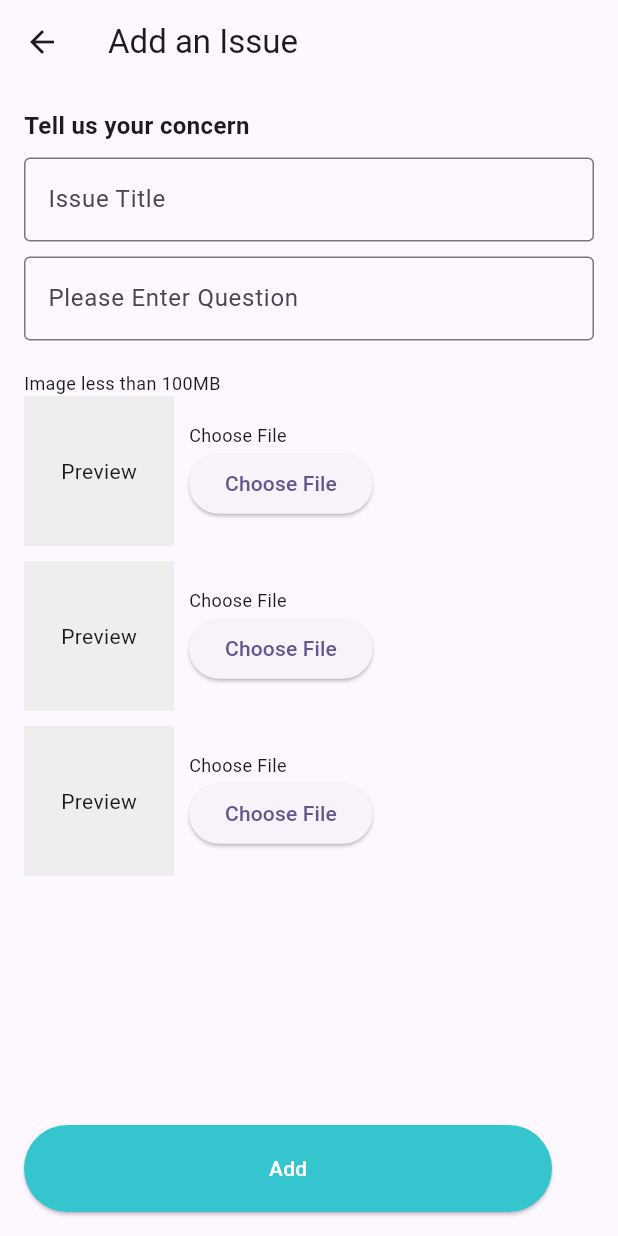
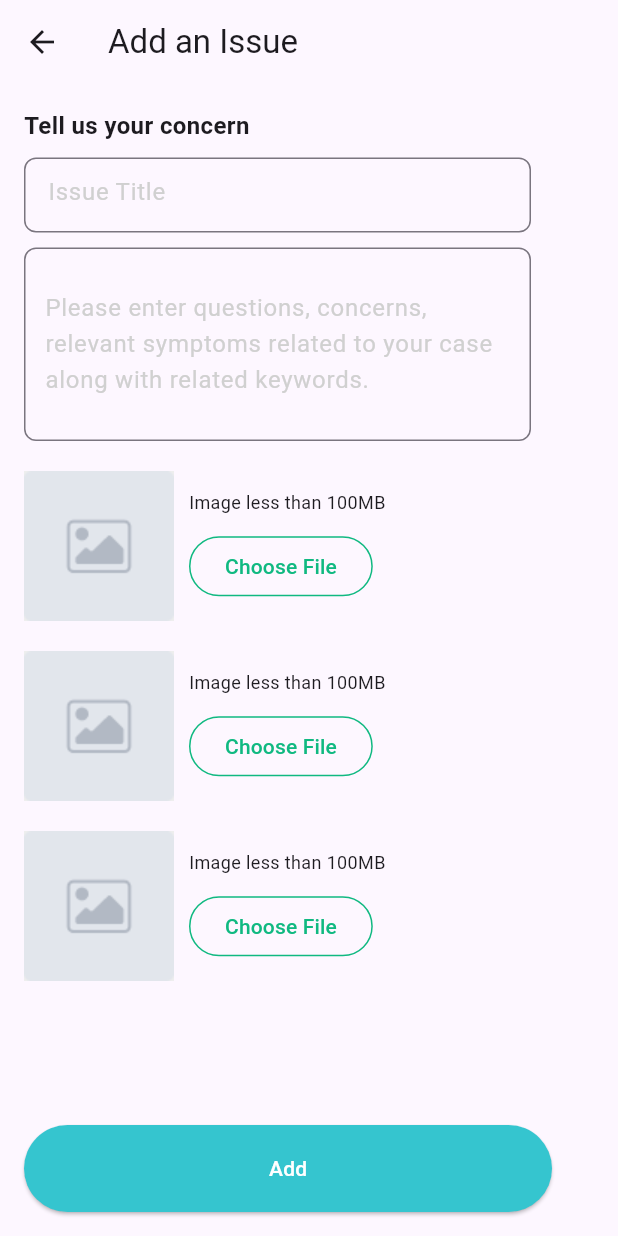
Before and after one commit to ilhamelhamdi/flutter-homecare, a Flutter app: the AddSummaryPage screen opened directly, after a tap on "Add an Issue", on a phone screen of 412 x 824 dp. Run offline on Flutter 3.47's test engine with Material 3 defaults, Android fonts, the phone set to English and light mode, and no system bars; our stand-ins replace bloc, device_preview, dio, equatable, flutter_bloc, flutter_cache_manager and 10 more; missing offline and left inert: back_button_interceptor, fleather, flutter_pdfview, navbar_router, omega_dio_logger, pretty_http_logger and 1 more; accounts and stored records are empty; project files that could hold a hidden picture were left out.

Commit message:
detailing  UI : add an Issue details

```diff
--- a/lib/views/details/detail_pharma.dart
+++ b/lib/views/details/detail_pharma.dart
@@ -1,5 +1,7 @@
 import 'package:flutter/material.dart';
 import '/views/search/search_pharma.dart';
+import 'package:image_picker/image_picker.dart';
+import 'package:flutter_homecare/widgets/image_preview.dart';
 
 class DetailPersonalPage extends StatelessWidget {
   @override
@@ -111,110 +113,46 @@ class _AddConcernPageState extends State<AddConcernPage> {
               ),
             ),
             SizedBox(height: 10),
-            TextField(
+            SizedBox(
+              width: 338,
+              height: 50,
+              child: TextField(
                 decoration: InputDecoration(
                   hintText: 'Issue Title',
-                border: OutlineInputBorder(),
+                  hintStyle: TextStyle(color: Color(0xFFD0D0D0)),
+                  border: OutlineInputBorder(
+                    borderRadius: BorderRadius.circular(8),
                   ),
                 ),
-            SizedBox(height: 10),
-            TextField(
-              decoration: InputDecoration(
-                hintText: 'Please Enter Question',
-                border: OutlineInputBorder(),
               ),
             ),
-            SizedBox(height: 20),
-            Text(
-              'Image less than 100MB',
-              style: TextStyle(fontSize: 12),
+            SizedBox(height: 10.0),
+            Container(
+              width: 338,
+              height: 129,
+              child: TextField(
+                decoration: InputDecoration(
+                  hintText:
+                      'Please enter questions, concerns, relevant symptoms related to your case along with related keywords.',
+                  hintStyle: TextStyle(color: Color(0xFFD0D0D0)),
+                  border: OutlineInputBorder(
+                    borderRadius: BorderRadius.circular(8),
                   ),
-            Row(
-              children: [
-                Container(
-                  width: 100,
-                  height: 100,
-                  color: Colors.grey.shade200,
-                  child: Center(
-                    child: Text('Preview'),
+                  contentPadding: EdgeInsets.symmetric(
+                      vertical: 10,
+                      horizontal: 10), // Adjust the vertical padding as needed
+                ),
+                maxLines: null,
+                expands: true,
               ),
             ),
-                SizedBox(width: 10),
-                Column(
-                  crossAxisAlignment: CrossAxisAlignment.start,
-                  children: [
-                    Text(
-                      'Choose File',
-                      style: TextStyle(fontSize: 12),
-                    ),
-                    ElevatedButton(
-                      onPressed: () {
-                        // Add your choose file logic here
-                      },
-                      child: Text('Choose File'),
-                    ),
-                  ],
-                ),
-              ],
-            ),
-            SizedBox(height: 10.0),
-            Row(
-              children: [
-                Container(
-                  width: 100,
-                  height: 100,
-                  color: Colors.grey.shade200,
-                  child: Center(
-                    child: Text('Preview'),
-                  ),
-                ),
-                SizedBox(width: 10),
-                Column(
-                  crossAxisAlignment: CrossAxisAlignment.start,
-                  children: [
-                    Text(
-                      'Choose File',
-                      style: TextStyle(fontSize: 12),
-                    ),
-                    ElevatedButton(
-                      onPressed: () {
-                        // Add your choose file logic here
-                      },
-                      child: Text('Choose File'),
-                    ),
-                  ],
-                ),
-              ],
-            ),
-            SizedBox(height: 10.0),
-            Row(
-              children: [
-                Container(
-                  width: 100,
-                  height: 100,
-                  color: Colors.grey.shade200,
-                  child: Center(
-                    child: Text('Preview'),
-                  ),
-                ),
-                SizedBox(width: 10),
-                Column(
-                  crossAxisAlignment: CrossAxisAlignment.start,
-                  children: [
-                    Text(
-                      'Choose File',
-                      style: TextStyle(fontSize: 12),
-                    ),
-                    ElevatedButton(
-                      onPressed: () {
-                        // Add your choose file logic here
-                      },
-                      child: Text('Choose File'),
-                    ),
-                  ],
-                ),
-              ],
-            ),
+            SizedBox(height: 20.0),
+            ImagePreview(),
+            SizedBox(height: 20.0),
+            ImagePreview(),
+            SizedBox(height: 20.0),
+            ImagePreview(),
+            SizedBox(height: 20.0),
             Spacer(),
             SizedBox(
               width: 352,
@@ -308,32 +246,48 @@ class AddSummaryPage extends StatelessWidget {
             Column(
               mainAxisAlignment: MainAxisAlignment.spaceBetween,
               children: [
-                ElevatedButton(
+                SizedBox(
+                  width: 352,
+                  height: 58,
+                  child: ElevatedButton(
                     onPressed: () {
                       Navigator.push(
                         context,
-                      MaterialPageRoute(builder: (context) => AddConcernPage()),
+                        MaterialPageRoute(
+                          builder: (context) => AddConcernPage(),
+                        ),
                       );
                     },
                     style: ElevatedButton.styleFrom(
-                      // primary: Colors.transparent,
-                      // onPrimary: Color(0xFF35C5CF),
+                      backgroundColor: Color(0xFF35C5CF),
                     ),
-                  child: Text('Add an Issue'),
+                    child: Text(
+                      'Add an Issue',
+                      style: TextStyle(color: Colors.white),
                     ),
-                ElevatedButton(
+                  ),
+                ),
+                SizedBox(height: 10.0),
+                SizedBox(
+                  width: 352,
+                  height: 58,
+                  child: ElevatedButton(
                     onPressed: () {
                       Navigator.push(
                         context,
-                      MaterialPageRoute(builder: (context) => AddIssuePage()),
+                        MaterialPageRoute(
+                          builder: (context) => AddIssuePage(),
+                        ),
                       );
-                    // Add your next step logic here
                     },
                     style: ElevatedButton.styleFrom(
-                    // primary: Color(0xFF35C5CF),
                       backgroundColor: Color(0xFF35C5CF),
                     ),
-                  child: Text('Next'),
+                    child: Text(
+                      'Next',
+                      style: TextStyle(color: Colors.white),
+                    ),
+                  ),
                 ),
               ],
             ),
@@ -365,8 +319,8 @@ class _AddIssuePageState extends State<AddIssuePage> {
           crossAxisAlignment: CrossAxisAlignment.start,
           children: [
             Text(
-              'Your mobility status',
-              style: TextStyle(fontSize: 16),
+              'Select your mobility status',
+              style: TextStyle(fontSize: 16, fontWeight: FontWeight.bold),
             ),
             Column(
               children: [
@@ -379,6 +333,7 @@ class _AddIssuePageState extends State<AddIssuePage> {
                       _mobilityStatus = value!;
                     });
                   },
+                  activeColor: Color(0xFF35C5CF),
                 ),
                 RadioListTile<String>(
                   title: const Text('Wheelchair bound'),
@@ -389,6 +344,7 @@ class _AddIssuePageState extends State<AddIssuePage> {
                       _mobilityStatus = value!;
                     });
                   },
+                  activeColor: Color(0xFF35C5CF),
                 ),
                 RadioListTile<String>(
                   title: const Text('Ambulatory'),
@@ -399,6 +355,7 @@ class _AddIssuePageState extends State<AddIssuePage> {
                       _mobilityStatus = value!;
                     });
                   },
+                  activeColor: Color(0xFF35C5CF),
                 ),
                 RadioListTile<String>(
                   title: const Text('Independent'),
@@ -409,15 +366,25 @@ class _AddIssuePageState extends State<AddIssuePage> {
                       _mobilityStatus = value!;
                     });
                   },
+                  activeColor: Color(0xFF35C5CF),
                 ),
               ],
             ),
             SizedBox(height: 20),
             Text(
               'Select a related health record',
-              style: TextStyle(fontSize: 16),
+              style: TextStyle(fontSize: 16, fontWeight: FontWeight.bold),
             ),
-            DropdownButton<String>(
+            SizedBox(height: 10.0),
+            Container(
+              width: 362,
+              decoration: BoxDecoration(
+                border: Border.all(color: Colors.grey),
+                borderRadius: BorderRadius.circular(10),
+              ),
+              padding: EdgeInsets.symmetric(horizontal: 10.0),
+              child: DropdownButtonHideUnderline(
+                child: DropdownButton<String>(
                   value: _selectedStatus,
                   items: <String>[
                     'Select Status',
@@ -435,7 +402,18 @@ class _AddIssuePageState extends State<AddIssuePage> {
                       _selectedStatus = newValue!;
                     });
                   },
+                  isExpanded: true,
+                  icon: Icon(Icons.arrow_drop_down),
+                  iconSize: 24,
+                  style: TextStyle(
+                    color: Colors.black,
+                    fontSize: 16,
                   ),
+                  dropdownColor: Colors.white,
+                ),
+              ),
+            ),
+            Spacer(),
             ElevatedButton(
               onPressed: () {
                 // Add your add logic here
--- /dev/null
+++ b/lib/widgets/image_preview.dart
@@ -0,0 +1,60 @@
+import 'package:flutter/material.dart';
+import 'package:image_picker/image_picker.dart';
+import 'dart:io';
+
+class ImagePreview extends StatefulWidget {
+  @override
+  _ImagePreviewState createState() => _ImagePreviewState();
+}
+
+class _ImagePreviewState extends State<ImagePreview> {
+  File? _image;
+
+  Future<void> _chooseImage() async {
+    final picker = ImagePicker();
+    final pickedFile = await picker.pickImage(source: ImageSource.gallery);
+
+    if (pickedFile != null) {
+      setState(() {
+        _image = File(pickedFile.path);
+      });
+    }
+  }
+
+  @override
+  Widget build(BuildContext context) {
+    return Row(
+      children: [
+        Container(
+          width: 100,
+          height: 100,
+          color: Colors.grey.shade200,
+          child: _image == null
+              ? Center(child: Image.asset('assets/icons/ic_preview.png'))
+              : Image.file(_image!, fit: BoxFit.cover),
+        ),
+        SizedBox(width: 10),
+        Column(
+          crossAxisAlignment: CrossAxisAlignment.start,
+          children: [
+            Text(
+              'Image less than 100MB',
+              style: TextStyle(fontSize: 12),
+            ),
+            SizedBox(height: 10),
+            OutlinedButton(
+              onPressed: _chooseImage,
+              style: OutlinedButton.styleFrom(
+                side: BorderSide(color: Color(0xFF10B981)),
+              ),
+              child: Text(
+                'Choose File',
+                style: TextStyle(color: Color(0xFF10B981)),
+              ),
+            ),
+          ],
+        ),
+      ],
+    );
+  }
+}
```
Also changed, not shown: lib/widgets/radio_list.dart (added, +51 -0 lines), assets/icons/ic_preview.png (added). Lines whose indentation alone changed are shown as unchanged.
